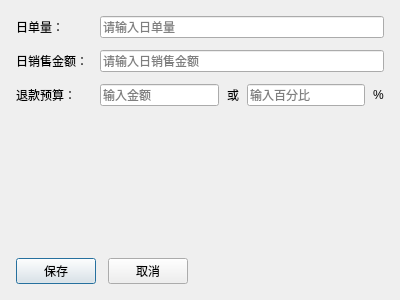
First picture: the form in dialog_store_settings.ui, repository 244727418/shouhou, before the edit.
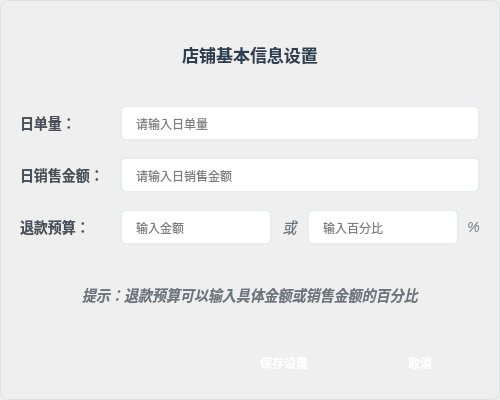
Second picture: the form after the edit.

```diff
--- a/dialog_store_settings.ui
+++ b/dialog_store_settings.ui
@@ -6,37 +6,145 @@
    <rect>
     <x>0</x>
     <y>0</y>
-    <width>400</width>
-    <height>300</height>
+    <width>500</width>
+    <height>400</height>
    </rect>
   </property>
   <property name="windowTitle">
    <string>店铺基本信息设置</string>
   </property>
+  <property name="styleSheet">
+   <string notr="true">
+/* 对话框整体样式 */
+QDialog {
+    background: qlineargradient(x1: 0, y1: 0, x2: 0, y2: 1,
+                                stop: 0 #f8f9fa, stop: 1 #e9ecef);
+    border: 1px solid #dee2e6;
+    border-radius: 8px;
+}
+
+/* 标签样式 */
+QLabel {
+    font-family: "YouYuan";
+    font-size: 14px;
+    color: #495057;
+    font-weight: bold;
+}
+
+/* 输入框样式 */
+QLineEdit {
+    font-family: "YouYuan";
+    font-size: 12px;
+    padding: 8px 12px;
+    border: 2px solid #e9ecef;
+    border-radius: 6px;
+    background-color: white;
+    selection-background-color: #2196F3;
+}
+
+QLineEdit:focus {
+    border-color: #2196F3;
+    background-color: #f8fbff;
+}
+
+QLineEdit:placeholder {
+    color: #adb5bd;
+    font-style: italic;
+}
+
+/* 按钮样式 */
+QPushButton {
+    font-family: "YouYuan";
+    font-size: 12px;
+    font-weight: bold;
+    padding: 8px 20px;
+    border: none;
+    border-radius: 6px;
+    min-width: 80px;
+}
+
+/* 保存按钮 */
+QPushButton#save_btn {
+    background: qlineargradient(x1: 0, y1: 0, x2: 0, y2: 1,
+                                stop: 0 #2196F3, stop: 1 #1976D2);
+    color: white;
+}
+
+QPushButton#save_btn:hover {
+    background: qlineargradient(x1: 0, y1: 0, x2: 0, y2: 1,
+                                stop: 0 #1976D2, stop: 1 #1565C0);
+}
+
+QPushButton#save_btn:pressed {
+    background: qlineargradient(x1: 0, y1: 0, x2: 0, y2: 1,
+                                stop: 0 #1565C0, stop: 1 #0D47A1);
+}
+
+/* 取消按钮 */
+QPushButton#cancel_btn {
+    background: qlineargradient(x1: 0, y1: 0, x2: 0, y2: 1,
+                                stop: 0 #6c757d, stop: 1 #5a6268);
+    color: white;
+}
+
+QPushButton#cancel_btn:hover {
+    background: qlineargradient(x1: 0, y1: 0, x2: 0, y2: 1,
+                                stop: 0 #5a6268, stop: 1 #545b62);
+}
+
+QPushButton#cancel_btn:pressed {
+    background: qlineargradient(x1: 0, y1: 0, x2: 0, y2: 1,
+                                stop: 0 #545b62, stop: 1 #4e555b);
+}
+
+/* 特殊标签样式 */
+QLabel#or_label, QLabel#percent_label {
+    color: #6c757d;
+    font-weight: normal;
+    font-style: italic;
+}
+   </string>
+  </property>
   <layout class="QVBoxLayout" name="verticalLayout">
    <property name="spacing">
-    <number>12</number>
+    <number>16</number>
    </property>
    <property name="leftMargin">
-    <number>16</number>
+    <number>20</number>
    </property>
    <property name="topMargin">
-    <number>16</number>
+    <number>20</number>
    </property>
    <property name="rightMargin">
-    <number>16</number>
+    <number>20</number>
    </property>
    <property name="bottomMargin">
-    <number>16</number>
+    <number>20</number>
    </property>
+   
+   <!-- 标题区域 -->
+   <item>
+    <widget class="QLabel" name="title_label">
+     <property name="text">
+      <string>&lt;h3 style='color: #2c3e50; margin: 0;'&gt;店铺基本信息设置&lt;/h3&gt;</string>
+     </property>
+     <property name="alignment">
+      <set>Qt::AlignCenter</set>
+     </property>
+    </widget>
+   </item>
+   
+   <!-- 表单区域 -->
    <item>
     <layout class="QFormLayout" name="formLayout">
      <property name="horizontalSpacing">
-      <number>12</number>
+      <number>16</number>
      </property>
      <property name="verticalSpacing">
-      <number>12</number>
+      <number>16</number>
      </property>
+     
+     <!-- 日单量 -->
      <item row="0" column="0">
       <widget class="QLabel" name="daily_orders_label">
        <property name="text">
@@ -49,6 +157,12 @@
        <property name="placeholderText">
         <string>请输入日单量</string>
        </property>
+       <property name="minimumSize">
+        <size>
+         <width>200</width>
+         <height>35</height>
+        </size>
+       </property>
       </widget>
      </item>
      <item row="1" column="0">
@@ -63,6 +177,12 @@
        <property name="placeholderText">
         <string>请输入日销售金额</string>
        </property>
+       <property name="minimumSize">
+        <size>
+         <width>200</width>
+         <height>35</height>
+        </size>
+       </property>
       </widget>
      </item>
      <item row="2" column="0">
@@ -82,6 +202,12 @@
          <property name="placeholderText">
           <string>输入金额</string>
          </property>
+         <property name="minimumSize">
+          <size>
+           <width>120</width>
+           <height>35</height>
+          </size>
+         </property>
         </widget>
        </item>
        <item>
@@ -89,6 +215,9 @@
          <property name="text">
           <string>或</string>
          </property>
+         <property name="alignment">
+          <set>Qt::AlignCenter</set>
+         </property>
         </widget>
        </item>
        <item>
@@ -96,6 +225,12 @@
          <property name="placeholderText">
           <string>输入百分比</string>
          </property>
+         <property name="minimumSize">
+          <size>
+           <width>120</width>
+           <height>35</height>
+          </size>
+         </property>
         </widget>
        </item>
        <item>
@@ -103,6 +238,9 @@
          <property name="text">
           <string>%</string>
          </property>
+         <property name="alignment">
+          <set>Qt::AlignCenter</set>
+         </property>
         </widget>
        </item>
       </layout>
@@ -110,37 +248,22 @@
     </layout>
    </item>
    <item>
-    <spacer name="verticalSpacer">
-     <property name="orientation">
-      <enum>Qt::Vertical</enum>
+    <widget class="QLabel" name="description_label">
+     <property name="text">
+      <string>&lt;span style='color: #6c757d; font-style: italic; font-size: 14px;'&gt;提示：退款预算可以输入具体金额或销售金额的百分比&lt;/span&gt;</string>
      </property>
-     <property name="sizeHint" stdset="0">
-      <size>
-       <width>20</width>
-       <height>40</height>
-      </size>
+     <property name="alignment">
+      <set>Qt::AlignCenter</set>
      </property>
-    </spacer>
+    </widget>
    </item>
+   
+   <!-- 按钮区域 -->
    <item>
     <layout class="QHBoxLayout" name="horizontalLayout_buttons">
      <property name="spacing">
-      <number>12</number>
+      <number>16</number>
      </property>
-     <item>
-      <widget class="QPushButton" name="save_btn">
-       <property name="text">
-        <string>保存</string>
-       </property>
-      </widget>
-     </item>
-     <item>
-      <widget class="QPushButton" name="cancel_btn">
-       <property name="text">
-        <string>取消</string>
-       </property>
-      </widget>
-     </item>
      <item>
       <spacer name="horizontalSpacer">
        <property name="orientation">
@@ -154,6 +277,32 @@
        </property>
       </spacer>
      </item>
+     <item>
+      <widget class="QPushButton" name="save_btn">
+       <property name="text">
+        <string>保存设置</string>
+       </property>
+       <property name="minimumSize">
+        <size>
+         <width>100</width>
+         <height>35</height>
+        </size>
+       </property>
+      </widget>
+     </item>
+     <item>
+      <widget class="QPushButton" name="cancel_btn">
+       <property name="text">
+        <string>取消</string>
+       </property>
+       <property name="minimumSize">
+        <size>
+         <width>80</width>
+         <height>35</height>
+        </size>
+       </property>
+      </widget>
+     </item>
     </layout>
    </item>
   </layout>
```
Left out of the diff: 6 changed lines with no effect on the pictures.
